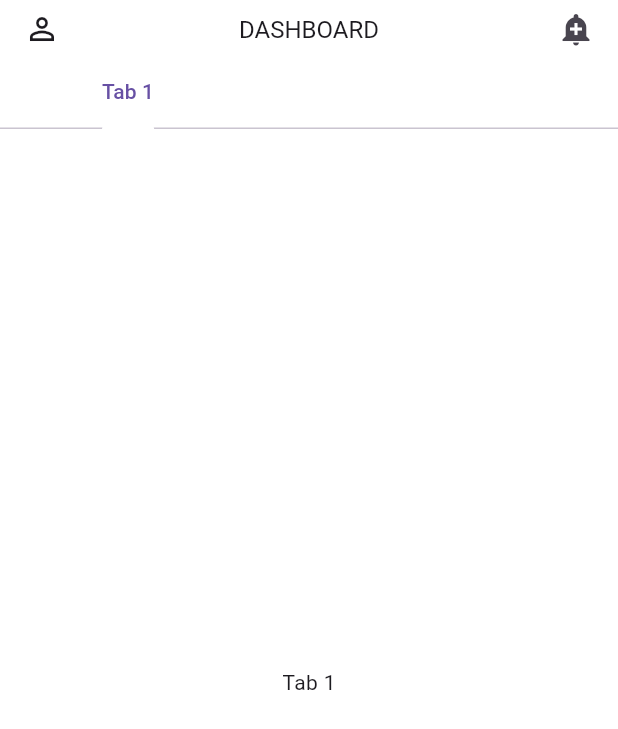
After one commit to universal-developer/Flutter-Nike-Store-App-V2, a Flutter app: the TabBarComponent screen opened directly, on a phone screen of 412 x 824 dp. The commit adds this screen. Shown: the top 729 px of the screen. Run offline on Flutter 3.47's test engine with Material 2 defaults, Android fonts, the phone set to English and light mode, and no system bars.

Commit message:
Initial Commit

```diff
--- /dev/null
+++ b/lib/components/tabbar.dart
@@ -0,0 +1,92 @@
+import 'package:flutter/material.dart';
+
+class TabBarComponent extends StatefulWidget {
+  const TabBarComponent({Key? key}) : super(key: key);
+
+  @override
+  State<TabBarComponent> createState() => _TabBarComponentState();
+}
+
+class _TabBarComponentState extends State<TabBarComponent> {
+  @override
+  Widget build(BuildContext context) {
+    return DefaultTabController(
+      length: 6,
+      child: Scaffold(
+          appBar: AppBar(
+            centerTitle: true,
+            leading: const Icon(Icons.person_outline),
+            title: const Text(
+              'DASHBOARD',
+              style: TextStyle(fontSize: 16.0),
+            ),
+            bottom: PreferredSize(
+                preferredSize: const Size.fromHeight(30.0),
+                child: TabBar(
+                    isScrollable: true,
+                    unselectedLabelColor: Colors.white.withOpacity(0.3),
+                    indicatorColor: Colors.white,
+                    tabs: [
+                      Tab(
+                        child: Text('Tab 1'),
+                      ),
+                      Tab(
+                        child: Text('Investment'),
+                      ),
+                      Tab(
+                        child: Text('Your Earning'),
+                      ),
+                      Tab(
+                        child: Text('Current Balance'),
+                      ),
+                      Tab(
+                        child: Text('Tab 5'),
+                      ),
+                      Tab(
+                        child: Text('Tab 6'),
+                      )
+                    ])),
+            actions: const <Widget>[
+              Padding(
+                padding: EdgeInsets.only(right: 16.0),
+                child: Icon(Icons.add_alert),
+              ),
+            ],
+          ),
+          body: TabBarView(
+            children: <Widget>[
+              Container(
+                child: const Center(
+                  child: Text('Tab 1'),
+                ),
+              ),
+              Container(
+                child: const Center(
+                  child: Text('Tab 2'),
+                ),
+              ),
+              Container(
+                child: const Center(
+                  child: Text('Tab 3'),
+                ),
+              ),
+              Container(
+                child: const Center(
+                  child: Text('Tab 4'),
+                ),
+              ),
+              Container(
+                child: const Center(
+                  child: Text('Tab 5'),
+                ),
+              ),
+              Container(
+                child: const Center(
+                  child: Text('Tab 6'),
+                ),
+              ),
+            ],
+          )),
+    );
+  }
+}
--- a/lib/screens/home_screen.dart
+++ b/lib/screens/home_screen.dart
@@ -32,7 +32,9 @@ class _HomeScreenState extends State<HomeScreen> {
         ),
         actions: [
           IconButton(
-            icon: const Icon(CupertinoIcons.bell),
+            icon: const Icon(
+              CupertinoIcons.bell,
+            ),
             onPressed: () => {},
             splashRadius: 20,
           ),
@@ -46,6 +48,9 @@ class _HomeScreenState extends State<HomeScreen> {
               height: 20,
             ),
             NewRealeaseComponent(),
+            SizedBox(
+              height: 20,
+            ),
           ],
         ),
       ),
--- a/pubspec.yaml
+++ b/pubspec.yaml
@@ -29,6 +29,7 @@ environment:
 dependencies:
   flutter:
     sdk: flutter
+  buttons_tabbar: ^1.3.6
 
 
   # The following adds the Cupertino Icons font to your application.
```
Also changed, not shown: pubspec.lock.
